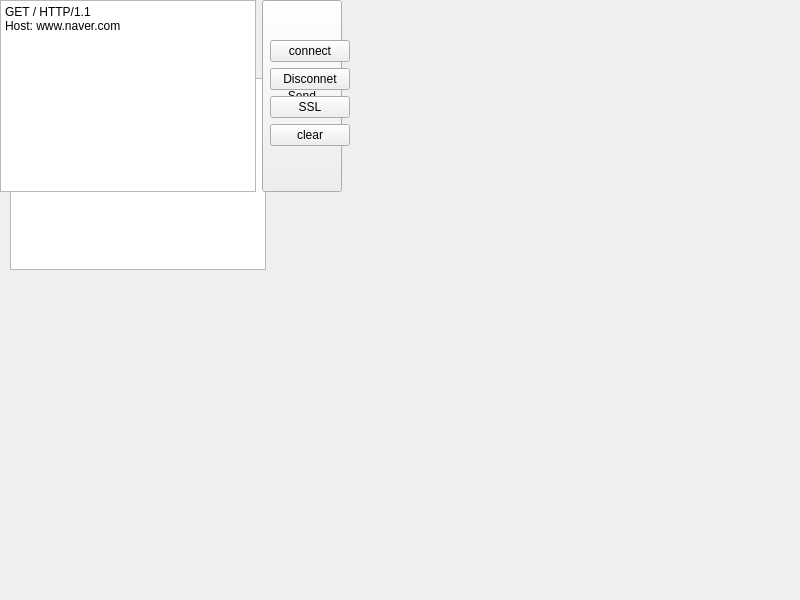
Before: the Qt Designer form widget.ui in jammy0903/webclient, drawn with Qt 5.
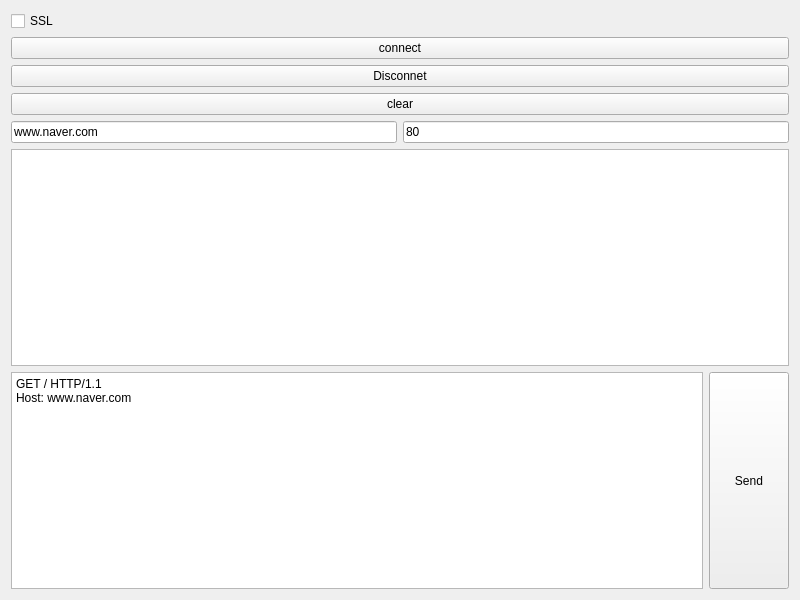
After: the same form once the commit is applied.

```diff
--- a/widget.ui
+++ b/widget.ui
@@ -13,7 +13,47 @@
   <property name="windowTitle">
    <string>Widget</string>
   </property>
-  <widget class="QWidget" name="">
+  <layout class="QGridLayout" name="gridLayout">
+   <item row="0" column="0">
+    <layout class="QVBoxLayout" name="verticalLayout_2">
+     <property name="sizeConstraint">
+      <enum>QLayout::SetFixedSize</enum>
+     </property>
+     <item>
+      <layout class="QVBoxLayout" name="verticalLayout">
+       <item>
+        <widget class="QCheckBox" name="SSL_select_checkbox">
+         <property name="text">
+          <string>SSL</string>
+         </property>
+        </widget>
+       </item>
+       <item>
+        <widget class="QPushButton" name="pb_connect">
+         <property name="text">
+          <string>connect</string>
+         </property>
+        </widget>
+       </item>
+       <item>
+        <widget class="QPushButton" name="pb_disconect">
+         <property name="text">
+          <string>Disconnet</string>
+         </property>
+        </widget>
+       </item>
+       <item>
+        <widget class="QPushButton" name="pb_Clear">
+         <property name="text">
+          <string>clear</string>
+         </property>
+        </widget>
+       </item>
+      </layout>
+     </item>
+    </layout>
+   </item>
+   <item row="1" column="0">
    <layout class="QHBoxLayout" name="horizontalLayout_3">
     <item>
      <widget class="QLineEdit" name="le_Host">
@@ -30,18 +70,11 @@
      </widget>
     </item>
    </layout>
-  </widget>
-  <widget class="QPlainTextEdit" name="pteMessage">
-   <property name="geometry">
-    <rect>
-     <x>10</x>
-     <y>78</y>
-     <width>256</width>
-     <height>192</height>
-    </rect>
-   </property>
-  </widget>
-  <widget class="QWidget" name="">
+   </item>
+   <item row="3" column="0">
+    <widget class="QPlainTextEdit" name="pteMessage"/>
+   </item>
+   <item row="4" column="0">
    <layout class="QHBoxLayout" name="horizontalLayout_2">
     <item>
      <widget class="QPlainTextEdit" name="pteSend">
@@ -67,54 +100,8 @@
      </widget>
     </item>
    </layout>
-  </widget>
-  <widget class="QWidget" name="">
-   <property name="geometry">
-    <rect>
-     <x>270</x>
-     <y>40</y>
-     <width>81</width>
-     <height>221</height>
-    </rect>
-   </property>
-   <layout class="QVBoxLayout" name="verticalLayout_2">
-    <property name="sizeConstraint">
-     <enum>QLayout::SetFixedSize</enum>
-    </property>
-    <item>
-     <layout class="QVBoxLayout" name="verticalLayout">
-      <item>
-       <widget class="QPushButton" name="pb_connect">
-        <property name="text">
-         <string>connect</string>
-        </property>
-       </widget>
-      </item>
-      <item>
-       <widget class="QPushButton" name="pb_disconect">
-        <property name="text">
-         <string>Disconnet</string>
-        </property>
-       </widget>
-      </item>
-      <item>
-       <widget class="QPushButton" name="pb_ssl">
-        <property name="text">
-         <string>SSL</string>
-        </property>
-       </widget>
-      </item>
-     </layout>
-    </item>
-    <item>
-     <widget class="QPushButton" name="pb_Clear">
-      <property name="text">
-       <string>clear</string>
-      </property>
-     </widget>
-    </item>
-   </layout>
-  </widget>
+   </item>
+  </layout>
  </widget>
  <resources/>
  <connections/>
```
Lines whose indentation alone changed are shown as unchanged.
